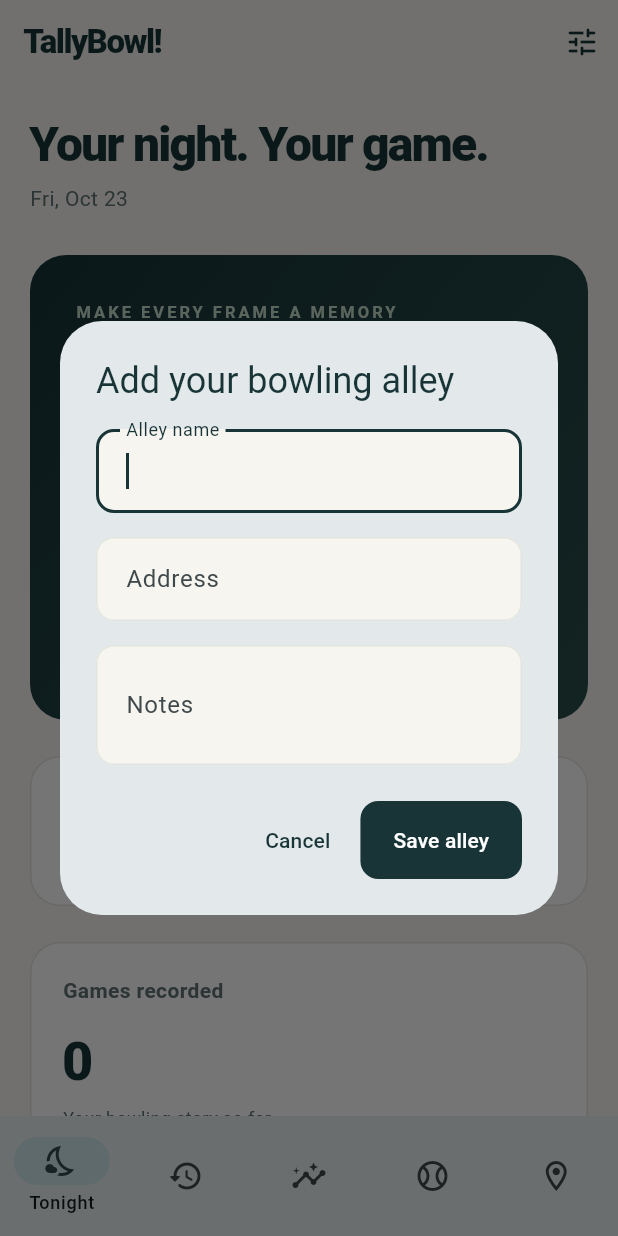
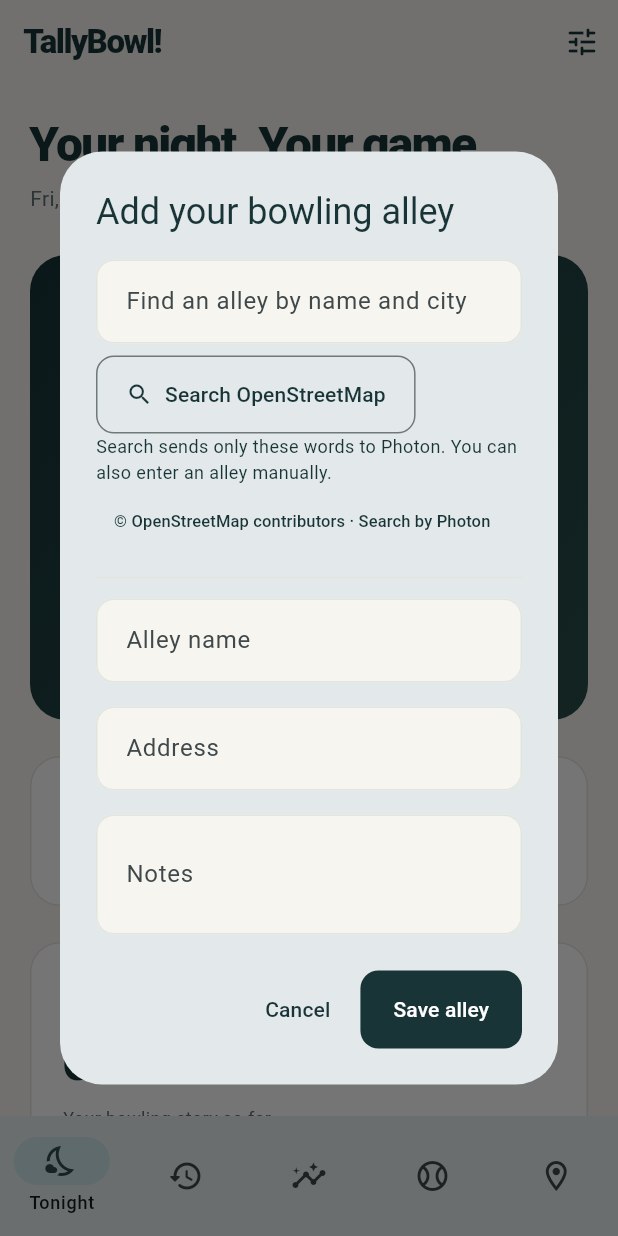
Before and after one commit to steinbring/TallyBowl, a Flutter app: the screen it shows after launch, after a tap on "Start a session", on a phone screen of 412 x 824 dp. Run offline on Flutter 3.47's test engine with Material 3 defaults, Android fonts, the light colour scheme and no system bars; our stand-ins replace flutter_map, image_picker, latlong2, share_plus, sqflite; missing offline and left inert: file_selector; accounts and stored records are empty.

Commit message:
feat: suggest bowling venues through the Photon OSM API

```diff
--- a/lib/src/config.dart
+++ b/lib/src/config.dart
@@ -9,4 +9,8 @@ abstract final class AppConfig {
     defaultValue: 'https://tile.openstreetmap.org/{z}/{x}/{y}.png',
   );
   static const userAgent = 'TallyBowl/0.1 (+https://tallybowl.jws.app)';
+  static const placeSearchUrl = String.fromEnvironment(
+    'TALLYBOWL_PHOTON_URL',
+    defaultValue: 'https://photon.komoot.io/api/',
+  );
 }
--- a/lib/src/features/alley_map.dart
+++ b/lib/src/features/alley_map.dart
@@ -26,6 +26,14 @@ class _AlleyMapPageState extends State<AlleyMapPage> {
   LatLng? _selected;
   bool _failed = false;
   int _tileGeneration = 0;
+  Future<void> _edit([BowlingAlley? alley]) async {
+    final before = widget.controller.data;
+    await editAlley(context, widget.controller, alley);
+    if (mounted && !identical(before, widget.controller.data)) {
+      Navigator.pop(context);
+    }
+  }
+
   @override
   void dispose() {
     _map.dispose();
@@ -74,9 +82,9 @@ class _AlleyMapPageState extends State<AlleyMapPage> {
                   style: TextStyle(fontWeight: FontWeight.w600),
                 ),
                 OutlinedButton.icon(
-                  onPressed: () => editAlley(context, widget.controller),
-                  icon: const Icon(Icons.edit_location_alt_outlined),
-                  label: const Text('Enter alley manually'),
+                  onPressed: () => _edit(),
+                  icon: const Icon(Icons.search),
+                  label: const Text('Search by name or enter manually'),
                 ),
               ],
             ),
@@ -121,12 +129,7 @@ class _AlleyMapPageState extends State<AlleyMapPage> {
                             child: Tooltip(
                               message: alley.name,
                               child: IconButton(
-                                onPressed: () => setState(
-                                  () => _selected = LatLng(
-                                    alley.latitude!,
-                                    alley.longitude!,
-                                  ),
-                                ),
+                                onPressed: () => _edit(alley),
                                 icon: const Icon(
                                   Icons.location_on,
                                   size: 36,
--- a/lib/src/features/settings.dart
+++ b/lib/src/features/settings.dart
@@ -280,7 +280,7 @@ class _ProfileSettingsState extends State<ProfileSettings> {
                         ),
                         const SizedBox(height: 12),
                         const Text(
-                          'Your bowling records are stored locally on this device. Image recognition runs on the device. Original scoreboard photos stay with unfinished drafts and are removed after saving or discarding them. Maps download tiles from the map service; saved alleys and game recording work offline.',
+                          'Your bowling records are stored locally on this device. Image recognition runs on the device. Original scoreboard photos stay with unfinished drafts and are removed after saving or discarding them. Maps download tiles from the map service. An alley search sends only the search words to Photon, using OpenStreetMap data. Saved alleys and game recording work offline.',
                           style: TextStyle(
                             height: 1.7,
                             color: BowlColors.muted,
--- /dev/null
+++ b/lib/src/ui/alley_dialog.dart
@@ -0,0 +1,207 @@
+import 'package:flutter/material.dart';
+
+import '../app_controller.dart';
+import '../data/place_search.dart';
+import '../domain/models.dart';
+import 'alley_search.dart';
+
+class AlleyDialog extends StatefulWidget {
+  const AlleyDialog({
+    super.key,
+    required this.controller,
+    this.alley,
+    this.searchService,
+  });
+  final BowlController controller;
+  final BowlingAlley? alley;
+  final PlaceSearch? searchService;
+  @override
+  State<AlleyDialog> createState() => _AlleyDialogState();
+}
+
+class _AlleyDialogState extends State<AlleyDialog> {
+  final _form = GlobalKey<FormState>();
+  late final TextEditingController _name, _address, _notes;
+  late String _id;
+  String? _osmId, _error;
+  double? _latitude, _longitude;
+  bool _retired = false, _saving = false, _alreadySaved = false;
+  bool get _exists => widget.controller.data.alley(_id) != null;
+  @override
+  void initState() {
+    super.initState();
+    final alley = widget.alley;
+    _id = alley?.id ?? widget.controller.newId();
+    _name = TextEditingController(text: alley?.name);
+    _address = TextEditingController(text: alley?.address);
+    _notes = TextEditingController(text: alley?.notes);
+    _latitude = alley?.latitude;
+    _longitude = alley?.longitude;
+    _osmId = alley?.osmId;
+    _retired = alley?.retired ?? false;
+  }
+
+  @override
+  void dispose() {
+    for (final field in [_name, _address, _notes]) {
+      field.dispose();
+    }
+    super.dispose();
+  }
+
+  void _select(PlaceSuggestion place) {
+    final existing = widget.controller.data.alleys
+        .where((a) => a.osmId == place.osmId)
+        .firstOrNull;
+    setState(() {
+      _id = existing?.id ?? widget.alley?.id ?? widget.controller.newId();
+      _name.text = existing?.name ?? place.name;
+      _address.text = existing?.address ?? place.address;
+      _notes.text = existing?.notes ?? '';
+      _retired = existing?.retired ?? false;
+      _latitude = place.latitude;
+      _longitude = place.longitude;
+      _osmId = place.osmId;
+      _alreadySaved = existing != null;
+      _error = null;
+    });
+    FocusScope.of(context).unfocus();
+  }
+
+  Future<void> _save() async {
+    if (_saving || !_form.currentState!.validate()) return;
+    setState(() {
+      _saving = true;
+      _error = null;
+    });
+    try {
+      await widget.controller.saveAlley(
+        BowlingAlley(
+          id: _id,
+          name: _name.text.trim(),
+          address: _address.text.trim(),
+          notes: _notes.text.trim(),
+          latitude: _latitude,
+          longitude: _longitude,
+          osmId: _osmId,
+          retired: _retired,
+        ),
+      );
+      if (mounted) {
+        setState(() => _saving = false);
+        Navigator.pop(context);
+      }
+    } catch (_) {
+      if (mounted) {
+        setState(() {
+          _saving = false;
+          _error = 'Could not save this alley. Your entries are still here; please try again.';
+        });
+      }
+    }
+  }
+
+  @override
+  Widget build(BuildContext context) => PopScope(
+    canPop: !_saving,
+    child: AlertDialog(
+      title: Text(_exists ? 'Edit bowling alley' : 'Add your bowling alley'),
+      content: SizedBox(
+        width: 460,
+        child: Form(
+          key: _form,
+          child: SingleChildScrollView(
+            child: Column(
+              mainAxisSize: MainAxisSize.min,
+              crossAxisAlignment: CrossAxisAlignment.start,
+              children: [
+                if (widget.alley == null || widget.alley!.name.isEmpty) ...[
+                  IgnorePointer(
+                    ignoring: _saving,
+                    child: AlleySearch(
+                      onSelected: _select,
+                      service: widget.searchService,
+                    ),
+                  ),
+                  const Divider(height: 28),
+                ],
+                if (_alreadySaved)
+                  const Padding(
+                    padding: EdgeInsets.only(bottom: 12),
+                    child: Text(
+                      'Already in your alleys. Saving updates the existing entry.',
+                    ),
+                  ),
+                TextFormField(
+                  controller: _name,
+                  enabled: !_saving,
+                  decoration: const InputDecoration(labelText: 'Alley name'),
+                  validator: (v) => v == null || v.trim().isEmpty
+                      ? 'Enter the alley’s name.'
+                      : null,
+                ),
+                const SizedBox(height: 16),
+                TextField(
+                  controller: _address,
+                  enabled: !_saving,
+                  decoration: const InputDecoration(labelText: 'Address'),
+                ),
+                if (_latitude != null)
+                  TextButton.icon(
+                    onPressed: _saving
+                        ? null
+                        : () => setState(() {
+                            _latitude = null;
+                            _longitude = null;
+                            _osmId = null;
+                          }),
+                    icon: const Icon(Icons.location_off_outlined, size: 18),
+                    label: const Text('Clear map location'),
+                  ),
+                const SizedBox(height: 16),
+                TextField(
+                  controller: _notes,
+                  enabled: !_saving,
+                  maxLines: 2,
+                  decoration: const InputDecoration(labelText: 'Notes'),
+                ),
+                if (_exists)
+                  SwitchListTile(
+                    contentPadding: EdgeInsets.zero,
+                    title: const Text('Archive alley'),
+                    subtitle: const Text(
+                      'Keep past visits, hide from new sessions.',
+                    ),
+                    value: _retired,
+                    onChanged: _saving
+                        ? null
+                        : (v) => setState(() => _retired = v),
+                  ),
+                if (_error != null)
+                  Padding(
+                    padding: const EdgeInsets.only(top: 16),
+                    child: Text(
+                      _error!,
+                      style: TextStyle(
+                        color: Theme.of(context).colorScheme.error,
+                      ),
+                    ),
+                  ),
+              ],
+            ),
+          ),
+        ),
+      ),
+      actions: [
+        TextButton(
+          onPressed: _saving ? null : () => Navigator.pop(context),
+          child: const Text('Cancel'),
+        ),
+        FilledButton(
+          onPressed: _saving ? null : _save,
+          child: Text(_saving ? 'Saving…' : 'Save alley'),
+        ),
+      ],
+    ),
+  );
+}
--- /dev/null
+++ b/lib/src/ui/alley_search.dart
@@ -0,0 +1,115 @@
+import 'package:flutter/material.dart';
+import 'package:url_launcher/url_launcher.dart';
+
+import '../data/place_search.dart';
+
+class AlleySearch extends StatefulWidget {
+  const AlleySearch({super.key, required this.onSelected, this.service});
+  final ValueChanged<PlaceSuggestion> onSelected;
+  final PlaceSearch? service;
+  @override
+  State<AlleySearch> createState() => _AlleySearchState();
+}
+
+class _AlleySearchState extends State<AlleySearch> {
+  final _query = TextEditingController();
+  List<PlaceSuggestion> _results = [];
+  String? _status;
+  bool _busy = false;
+  int _generation = 0;
+  @override
+  void dispose() {
+    _query.dispose();
+    super.dispose();
+  }
+
+  Future<void> _search() async {
+    if (_busy) return;
+    final generation = ++_generation;
+    setState(() {
+      _busy = true;
+      _results = [];
+      _status = null;
+    });
+    try {
+      final results = await (widget.service ?? PlaceSearch.shared).search(
+        _query.text,
+      );
+      if (mounted && generation == _generation) {
+        setState(() {
+          _results = results;
+          _status = results.isEmpty
+              ? 'No matches. Try the alley’s name and city, or enter it below.'
+              : 'Choose your venue and check its address.';
+        });
+      }
+    } on PlaceSearchException catch (error) {
+      if (mounted && generation == _generation) {
+        setState(() => _status = error.message);
+      }
+    } finally {
+      if (mounted) setState(() => _busy = false);
+    }
+  }
+
+  @override
+  Widget build(BuildContext context) => Column(
+    crossAxisAlignment: CrossAxisAlignment.start,
+    mainAxisSize: MainAxisSize.min,
+    children: [
+      TextField(
+        controller: _query,
+        textInputAction: TextInputAction.search,
+        maxLength: 120,
+        decoration: const InputDecoration(
+          labelText: 'Find an alley by name and city',
+          hintText: 'Holler House, Milwaukee',
+          counterText: '',
+        ),
+        onChanged: (_) => setState(() {
+          _generation++;
+          _results = [];
+          _status = null;
+        }),
+        onSubmitted: (_) => _search(),
+      ),
+      const SizedBox(height: 8),
+      OutlinedButton.icon(
+        onPressed: _busy ? null : _search,
+        icon: _busy
+            ? const SizedBox(
+                width: 16,
+                height: 16,
+                child: CircularProgressIndicator(strokeWidth: 2),
+              )
+            : const Icon(Icons.search),
+        label: Text(_busy ? 'Searching…' : 'Search OpenStreetMap'),
+      ),
+      const Text(
+        'Search sends only these words to Photon. You can also enter an alley manually.',
+        style: TextStyle(fontSize: 12),
+      ),
+      if (_status != null)
+        Padding(
+          padding: const EdgeInsets.only(top: 8),
+          child: Text(_status!, semanticsLabel: _status),
+        ),
+      for (final result in _results)
+        ListTile(
+          contentPadding: EdgeInsets.zero,
+          leading: const Icon(Icons.location_on_outlined),
+          title: Text(result.name),
+          subtitle: Text(result.address),
+          onTap: () => widget.onSelected(result),
+        ),
+      TextButton(
+        onPressed: () =>
+            launchUrl(Uri.parse('https://www.openstreetmap.org/copyright')),
+        child: const Text(
+          '© OpenStreetMap contributors · Search by Photon',
+          style: TextStyle(fontSize: 11),
+        ),
+      ),
+    ],
+  );
+}
--- a/lib/src/ui/dialogs.dart
+++ b/lib/src/ui/dialogs.dart
@@ -3,6 +3,7 @@ import 'package:flutter/material.dart';
 import '../app_controller.dart';
 import '../domain/models.dart';
 import 'common.dart';
+import 'alley_dialog.dart';
 
 Future<void> editProfile(
   BuildContext context,
@@ -197,95 +198,11 @@ Future<void> editAlley(
   BuildContext context,
   BowlController controller, [
   BowlingAlley? alley,
-]) async {
-  final exists =
-      alley != null && controller.data.alleys.any((a) => a.id == alley.id);
-  final name = TextEditingController(text: alley?.name);
-  final address = TextEditingController(text: alley?.address);
-  final notes = TextEditingController(text: alley?.notes);
-  var retired = alley?.retired ?? false;
-  final key = GlobalKey<FormState>();
-  final result = await showDialog<BowlingAlley>(
-    context: context,
-    builder: (c) => StatefulBuilder(
-      builder: (c, setState) => AlertDialog(
-        title: Text(!exists ? 'Add your bowling alley' : 'Edit bowling alley'),
-        content: SizedBox(
-          width: 460,
-          child: Form(
-            key: key,
-            child: SingleChildScrollView(
-              child: Column(
-                mainAxisSize: MainAxisSize.min,
-                children: [
-                  TextFormField(
-                    controller: name,
-                    autofocus: true,
-                    decoration: const InputDecoration(labelText: 'Alley name'),
-                    validator: requiredText,
-                  ),
-                  const SizedBox(height: 16),
-                  TextField(
-                    controller: address,
-                    decoration: const InputDecoration(labelText: 'Address'),
-                  ),
-                  const SizedBox(height: 16),
-                  TextField(
-                    controller: notes,
-                    maxLines: 2,
-                    decoration: const InputDecoration(labelText: 'Notes'),
-                  ),
-                  if (exists)
-                    SwitchListTile(
-                      contentPadding: EdgeInsets.zero,
-                      title: const Text('Archive alley'),
-                      subtitle: const Text(
-                        'Keep past visits, hide from new sessions.',
-                      ),
-                      value: retired,
-                      onChanged: (v) => setState(() => retired = v),
-                    ),
-                ],
-              ),
-            ),
-          ),
-        ),
-        actions: [
-          TextButton(
-            onPressed: () => Navigator.pop(c),
-            child: const Text('Cancel'),
-          ),
-          FilledButton(
-            onPressed: () {
-              if (key.currentState!.validate()) {
-                Navigator.pop(
-                  c,
-                  BowlingAlley(
-                    id: alley?.id ?? controller.newId(),
-                    name: name.text.trim(),
-                    address: address.text.trim(),
-                    notes: notes.text.trim(),
-                    retired: retired,
-                    latitude: alley?.latitude,
-                    longitude: alley?.longitude,
-                    osmId: alley?.osmId,
-                  ),
-                );
-              }
-            },
-            child: const Text('Save alley'),
-          ),
-        ],
-      ),
-    ),
-  );
-  if (result != null && context.mounted) {
-    await safely(context, () => controller.saveAlley(result));
-  }
-  for (final c in [name, address, notes]) {
-    c.dispose();
-  }
-}
+]) => showDialog<void>(
+  context: context,
+  barrierDismissible: false,
+  builder: (_) => AlleyDialog(controller: controller, alley: alley),
+);
 
 Future<void> startSession(
   BuildContext context,
--- a/pubspec.yaml
+++ b/pubspec.yaml
@@ -46,6 +46,7 @@ dependencies:
   latlong2: ^0.10.1
   url_launcher: ^6.3.3
   share_plus: ^13.3.1
+  http: ^1.6.0
 
 dev_dependencies:
   flutter_test:
```
Also changed, not shown: lib/src/data/place_search.dart (added, +195 -0 lines), lib/src/features/inventory.dart (+16 -5 lines), pubspec.lock, 3 other files.
